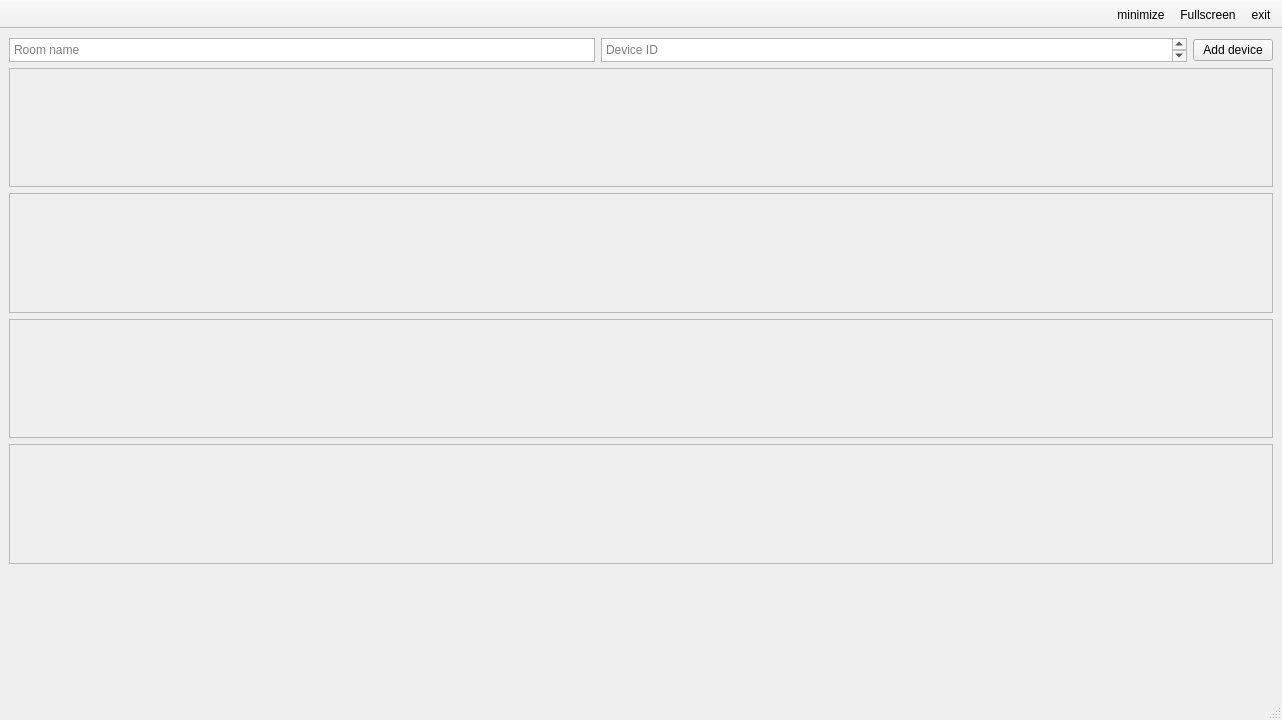
This is RPI/weatherstation/mainwindow.ui in domazetov/weatherstation as Qt 5 draws it before an edit. The edited form follows.
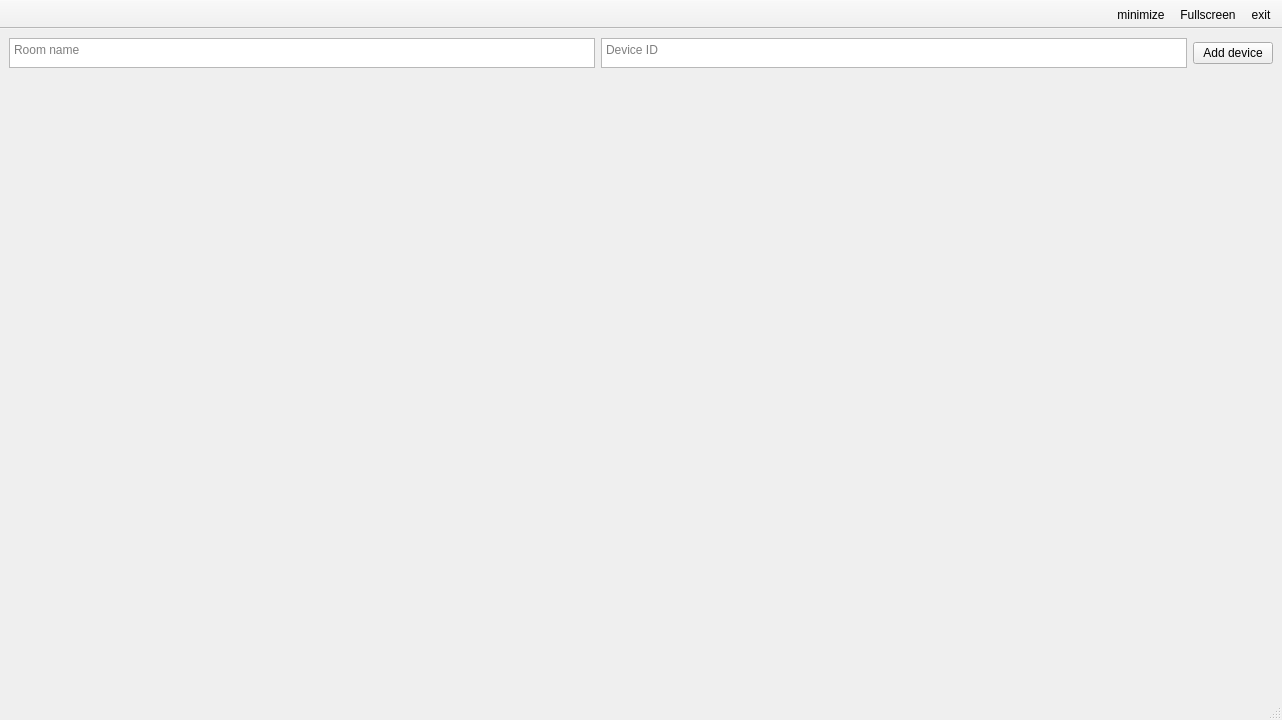
This is the edited form. Icons and pictures are not drawn.

```diff
--- a/RPI/weatherstation/mainwindow.ui
+++ b/RPI/weatherstation/mainwindow.ui
@@ -40,13 +40,19 @@
         <property name="minimumSize">
          <size>
           <width>0</width>
-          <height>24</height>
+          <height>30</height>
          </size>
         </property>
         <property name="maximumSize">
          <size>
           <width>16777215</width>
-          <height>24</height>
+          <height>30</height>
+         </size>
+        </property>
+        <property name="baseSize">
+         <size>
+          <width>0</width>
+          <height>30</height>
          </size>
         </property>
         <property name="acceptDrops">
@@ -77,13 +83,13 @@
         <property name="minimumSize">
          <size>
           <width>0</width>
-          <height>24</height>
+          <height>30</height>
          </size>
         </property>
         <property name="maximumSize">
          <size>
           <width>16777215</width>
-          <height>24</height>
+          <height>30</height>
          </size>
         </property>
         <property name="baseSize">
@@ -92,6 +98,12 @@
           <height>24</height>
          </size>
         </property>
+        <property name="verticalScrollBarPolicy">
+         <enum>Qt::ScrollBarAlwaysOff</enum>
+        </property>
+        <property name="horizontalScrollBarPolicy">
+         <enum>Qt::ScrollBarAlwaysOff</enum>
+        </property>
         <property name="tabChangesFocus">
          <bool>true</bool>
         </property>
@@ -118,7 +130,7 @@
        </size>
       </property>
       <property name="frameShape">
-       <enum>QFrame::StyledPanel</enum>
+       <enum>QFrame::NoFrame</enum>
       </property>
       <property name="frameShadow">
        <enum>QFrame::Raised</enum>
@@ -129,7 +141,7 @@
     <item>
      <widget class="QFrame" name="frame_2">
       <property name="frameShape">
-       <enum>QFrame::StyledPanel</enum>
+       <enum>QFrame::NoFrame</enum>
       </property>
       <property name="frameShadow">
        <enum>QFrame::Raised</enum>
@@ -140,7 +152,7 @@
     <item>
      <widget class="QFrame" name="frame_3">
       <property name="frameShape">
-       <enum>QFrame::StyledPanel</enum>
+       <enum>QFrame::NoFrame</enum>
       </property>
       <property name="frameShadow">
        <enum>QFrame::Raised</enum>
@@ -151,7 +163,7 @@
     <item>
      <widget class="QFrame" name="frame_4">
       <property name="frameShape">
-       <enum>QFrame::StyledPanel</enum>
+       <enum>QFrame::NoFrame</enum>
       </property>
       <property name="frameShadow">
        <enum>QFrame::Raised</enum>
```
Left out of the diff: 2 changed lines with no effect on the pictures.
